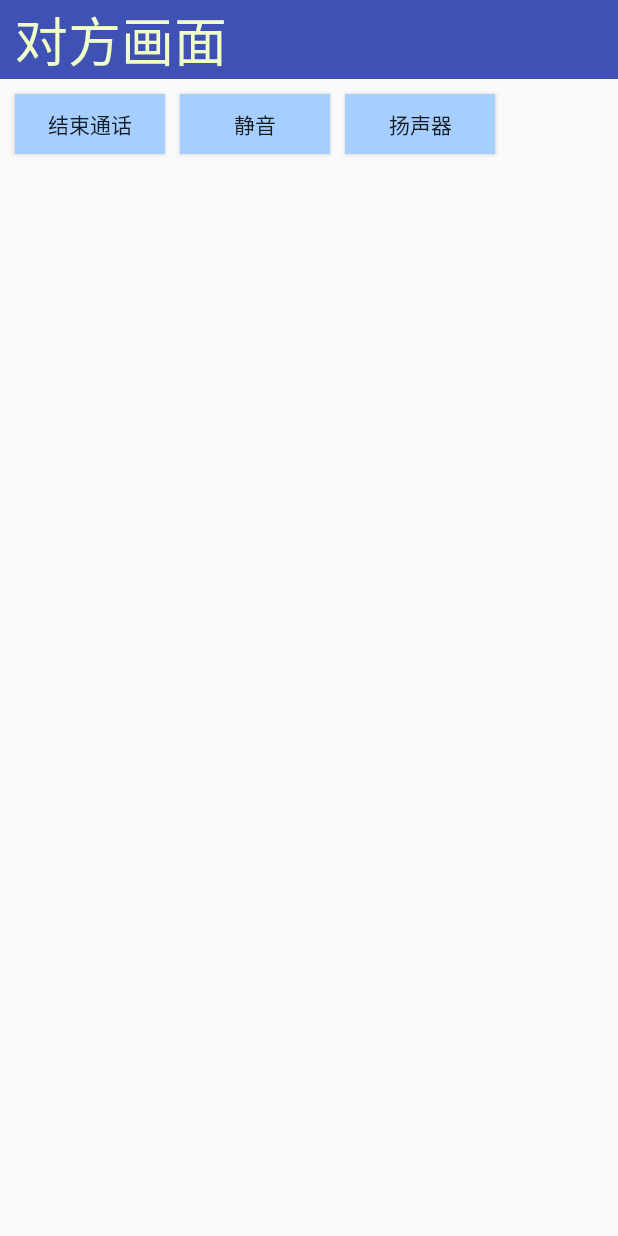
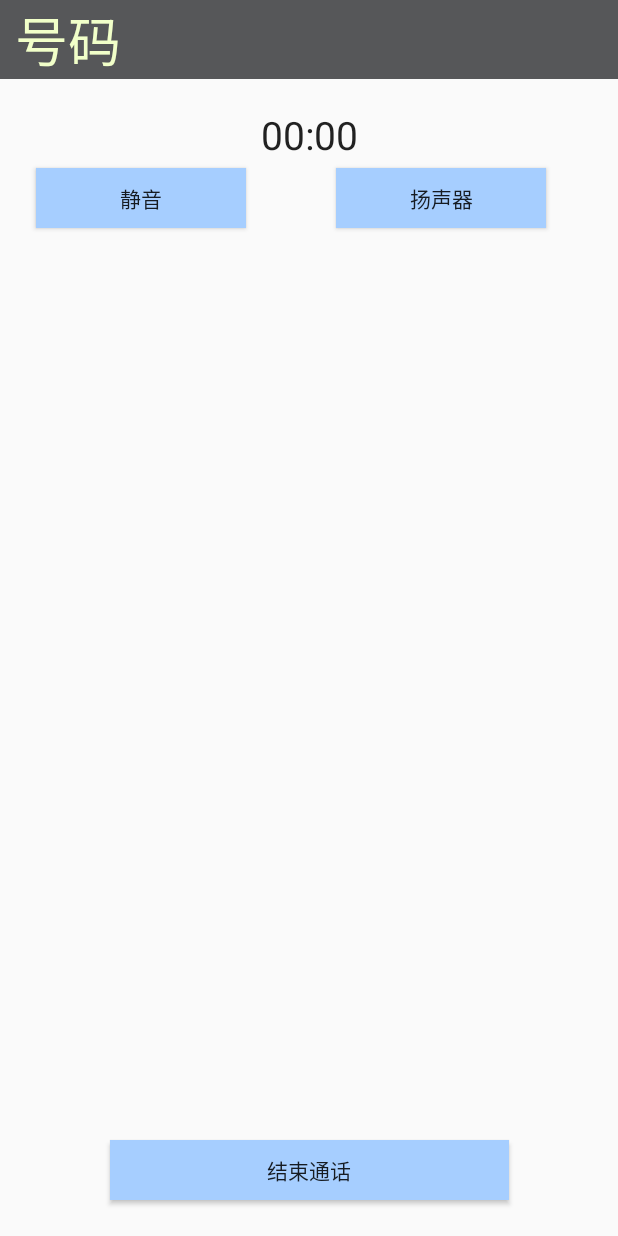
Before and after one commit to hyf94/yjgl, an Android app: the layout activity_audio.xml on its own in the app's theme, with its tools: preview values and no code run, on a phone screen of 412 x 824 dp. Run offline under Robolectric (Android 15) with nearby library versions, the phone set to English and light mode, and no system bars.

Commit message:
提交视频语音通话页面细节

```diff
--- a/app/src/main/java/com/sucsoft/yjgl/activity/VideoActivity.java
+++ b/app/src/main/java/com/sucsoft/yjgl/activity/VideoActivity.java
@@ -22,7 +22,7 @@ public class VideoActivity extends BaseActivity implements View.OnClickListener
     private SurfaceView meView, heView;
     private CallEngine callEngine;
     private String number;
-    private int cameraOrientation = 0;
+    private int cameraOrientation = 180;
     private boolean isCameraFront = false;
 
     @Override
@@ -115,6 +115,7 @@ public class VideoActivity extends BaseActivity implements View.OnClickListener
             case R.id.video_rotate:
                 Log.i("M4", "video_rotate: ------------------------------------");
                 cameraOrientation = cameraOrientation + 90 == 360 ? 0 : cameraOrientation + 90;
+                Log.i("cameraOrientation：",cameraOrientation+"");
                 callEngine.setDisplayOrientation(cameraOrientation);
                 break;
         }
--- a/app/src/main/res/layout/activity_audio.xml
+++ b/app/src/main/res/layout/activity_audio.xml
@@ -17,37 +17,58 @@
         android:paddingStart="10dp"
         android:paddingRight="10dp"
         android:paddingEnd="10dp"
-        android:background="@color/colorPrimary"
-        android:text="@string/video_he_text"/>
+        android:background="@color/font_color3"
+        android:text="号码"/>
+
+    <Chronometer
+        android:id="@+id/elapsedTime"
+        android:layout_width="match_parent"
+        android:layout_height="50dp"
+        android:layout_marginTop="12dp"
+        android:gravity="center"
+        android:textSize="26sp"
+        app:layout_constraintEnd_toEndOf="parent"
+        app:layout_constraintHorizontal_bias="0.0"
+        app:layout_constraintStart_toStartOf="parent"
+        app:layout_constraintTop_toBottomOf="@+id/audio_textview" />
 
     <Button
-        android:layout_width="100dp"
+        android:id="@+id/audio_hangup"
+        android:layout_width="266dp"
         android:layout_height="40dp"
-        android:layout_margin="10dp"
-        app:layout_constraintLeft_toLeftOf="parent"
-        app:layout_constraintTop_toBottomOf="@+id/audio_textview"
+        android:layout_marginBottom="24dp"
+        android:layout_marginEnd="8dp"
+        android:layout_marginLeft="8dp"
+        android:layout_marginRight="8dp"
+        android:layout_marginStart="8dp"
         android:background="@drawable/button_style"
-        android:id="@+id/audio_hangup"
-        android:text="@string/audio_hangup"/>
+        android:text="@string/audio_hangup"
+        app:layout_constraintBottom_toBottomOf="parent"
+        app:layout_constraintEnd_toEndOf="parent"
+        app:layout_constraintStart_toStartOf="parent" />
 
     <Button
-        android:layout_width="100dp"
+        android:id="@+id/audio_silence"
+        android:layout_width="140dp"
         android:layout_height="40dp"
-        android:layout_margin="10dp"
-        app:layout_constraintLeft_toRightOf="@+id/audio_hangup"
-        app:layout_constraintTop_toBottomOf="@+id/audio_textview"
+        android:layout_marginLeft="24dp"
+        android:layout_marginStart="24dp"
+        android:layout_marginTop="112dp"
         android:background="@drawable/button_style"
-        android:id="@+id/audio_silence"
-        android:text="@string/audio_silence"/>
+        android:text="@string/audio_silence"
+        app:layout_constraintStart_toStartOf="parent"
+        app:layout_constraintTop_toTopOf="parent" />
 
     <Button
-        android:layout_width="100dp"
+        android:id="@+id/audio_loud"
+        android:layout_width="140dp"
         android:layout_height="40dp"
-        android:layout_margin="10dp"
-        app:layout_constraintLeft_toRightOf="@+id/audio_silence"
-        app:layout_constraintTop_toBottomOf="@+id/audio_textview"
+        android:layout_marginTop="112dp"
         android:background="@drawable/button_style"
-        android:id="@+id/audio_loud"
-        android:text="@string/audio_loud"/>
+        android:text="@string/audio_loud"
+        app:layout_constraintEnd_toEndOf="parent"
+        app:layout_constraintHorizontal_bias="0.553"
+        app:layout_constraintStart_toEndOf="@+id/audio_silence"
+        app:layout_constraintTop_toTopOf="parent" />
 
 </android.support.constraint.ConstraintLayout>
```
Also changed, not shown: app/src/main/java/com/sucsoft/yjgl/activity/AudioActivity.java (+6 -1 lines), app/src/main/res/layout/activity_video.xml (+72 -40 lines).
